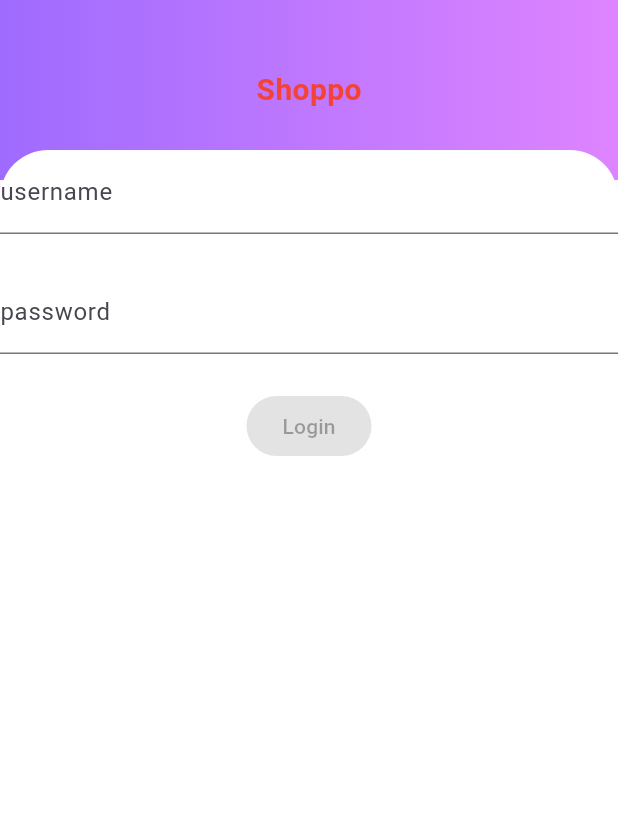
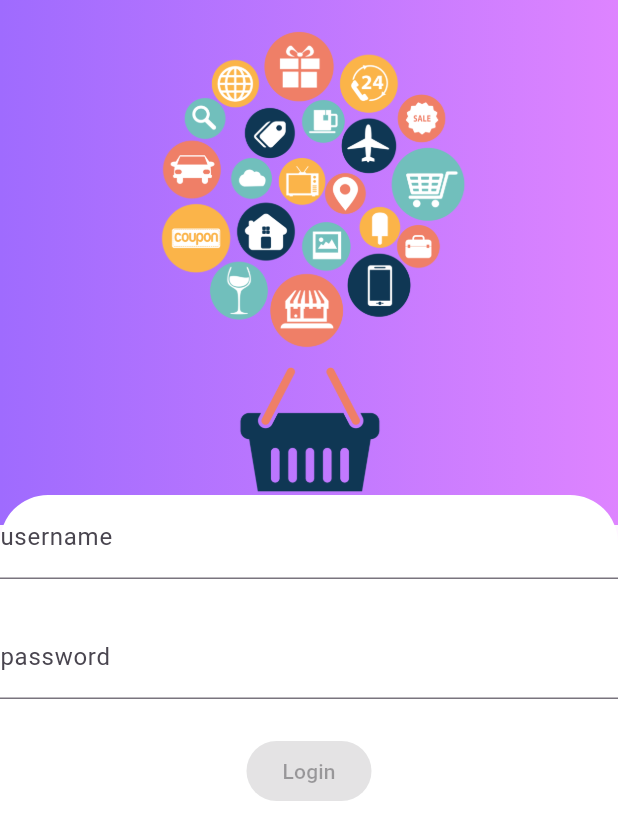
Before and after one commit to vnhanh/FlutterShopping, a Flutter app: the LoginPage screen opened directly, on a phone screen of 412 x 824 dp. Shown: the top 840 px of the screen. Run offline on Flutter 3.47's test engine with Material 3 defaults, Android fonts, the light colour scheme and no system bars; our stand-ins replace bloc, equatable, flutter_bloc, formz, fpdart; missing offline and left inert: dart:ffi; accounts and stored records are empty; statements that could not run were skipped.

Commit message:
feat(login): show image at screen header

```diff
--- a/lib/login/view/login_page.dart
+++ b/lib/login/view/login_page.dart
@@ -23,18 +23,15 @@
   Widget header() {
     return Container(
       width: double.infinity,
-      height: 120.0,
+      height: 350.0,
       decoration: const BoxDecoration(
         gradient: LoginGradient.loginBgGradient,
       ),
       child: const Align(
         alignment: Alignment.center,
         child: Padding(
-          padding: EdgeInsets.symmetric(vertical: 8.0),
-          child: Text(
-            "Shoppo",
-            style: TextStyle(color: Colors.red, fontSize: 20.0, fontWeight: FontWeight.bold),
-          ),
+          padding: EdgeInsets.symmetric(vertical: 16.0),
+          child: Image(image: AssetImage('assets/images/login/shopping-header-login-image.png'))
         ),
       ),
     );
@@ -42,7 +39,7 @@
 
   Widget bodyCard() {
     return Container(
-      margin: const EdgeInsets.only(top: 100.0),
+      margin: const EdgeInsets.only(top: 330.0),
       width: double.infinity,
       // margin: const EdgeInsets.only(top: 32.0),
       decoration: const BoxDecoration(
@@ -53,28 +50,11 @@
         mainAxisSize: MainAxisSize.max,
         children: [
           Positioned(
-              top: 20.0,
+              top: 32.0,
               child: LoginForm()
           )
         ],
       ),
     );
   }
-
-  // Widget bodyCard() {
-  //   return Positioned(
-  //     top: 100.0,
-  //     child: Text("Text"),
-  //     child: Container(
-  //       width: double.infinity,
-  //       height: double.infinity,
-  //       // margin: const EdgeInsets.only(top: 32.0),
-  //       decoration: const BoxDecoration(
-  //         borderRadius: BorderRadius.only(topLeft: Radius.circular(32.0), topRight: Radius.circular(32.0)),
-  //         color: Colors.white,
-  //       ),
-  //       child: const LoginForm(),
-  //     ),
-  //   );
-  // }
 }
--- a/pubspec.yaml
+++ b/pubspec.yaml
@@ -71,7 +71,7 @@
   uses-material-design: true
   generate: true
   assets:
-    - assets/images/
+    - assets/images/login/shopping-header-login-image.png
 
   # To add assets to your application, add an assets section, like this:
   # assets:
```
Also changed, not shown: assets/images/img_login_top.jpg (deleted), assets/images/login/shopping-header-login-image.png (added), pubspec.lock.
